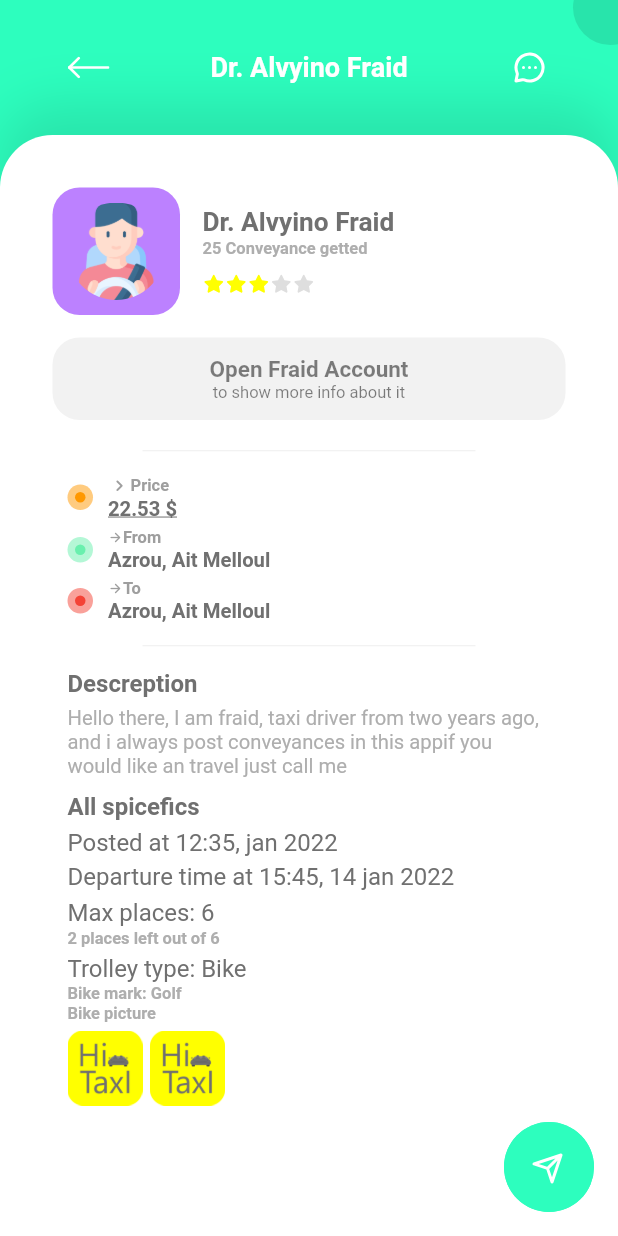
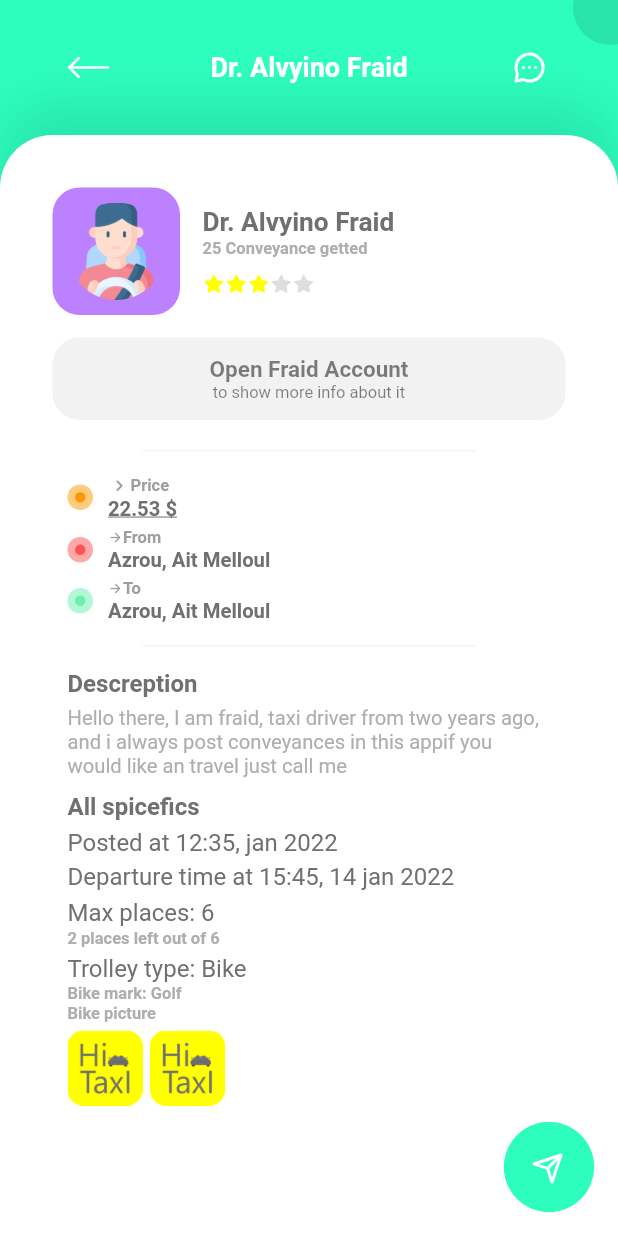
Before and after one commit to Omar-IDOUDAOUD/HiTaxi, a Flutter app: the TravelDetails screen opened by its route, on a phone screen of 412 x 824 dp. Run offline on Flutter 3.47's test engine with Material 2 defaults, Android fonts, the light colour scheme and no system bars; our stand-ins replace flutter_svg, get, image_picker; Roboto replaces fonts that are missing (Arial).

Commit message:
fix passenger/details-page conveyancing index color

```diff
--- a/lib/view/screen/main/passenger/pages/travel_details/page.dart
+++ b/lib/view/screen/main/passenger/pages/travel_details/page.dart
@@ -418,7 +418,7 @@ class __ContentState extends State<_Content> {
               Row(
                 children: [
                   CentredCircles(
-                    color: Colors.greenAccent,
+                    color: Colors.redAccent,
                   ),
                   SizedBox(
                     width: 10,
@@ -462,7 +462,7 @@ class __ContentState extends State<_Content> {
               Row(
                 children: [
                   CentredCircles(
-                    color: Colors.red,
+                    color: Colors.greenAccent,
                   ),
                   SizedBox(
                     width: 10,
```
